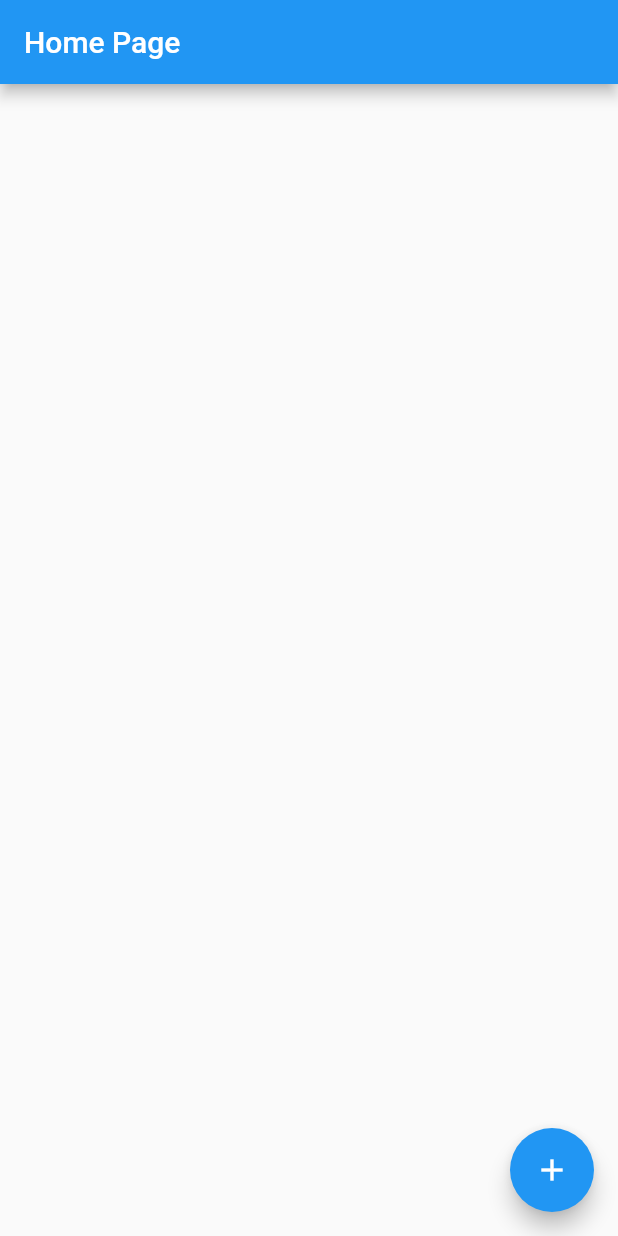
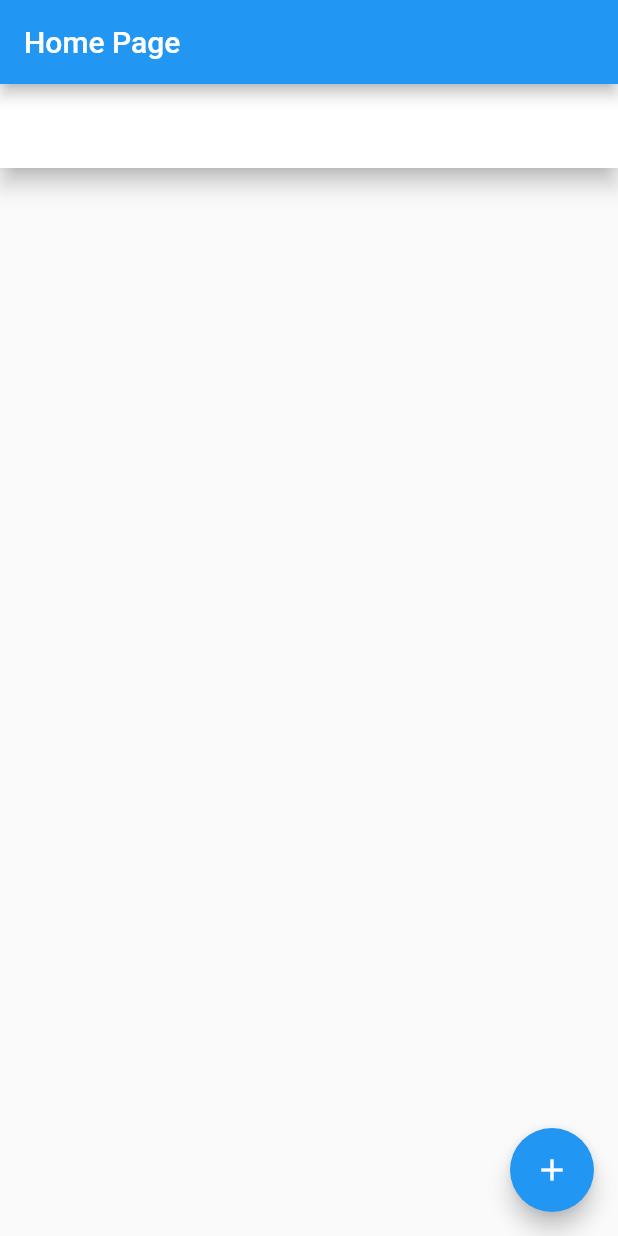
Before and after one commit to BhagyaAriyadasa/provider_learning_project1, a Flutter app: the NewContactView screen opened by its route, after a tap on "Add Contact", on a phone screen of 412 x 824 dp. Run offline on Flutter 3.47's test engine with Material 2 defaults, Android fonts, the phone set to English and light mode, and no system bars.

Commit message:
complete v1

```diff
--- a/lib/main.dart
+++ b/lib/main.dart
@@ -1,5 +1,6 @@
 
 import 'package:flutter/material.dart';
+import 'package:uuid/uuid.dart';
 
 void main(){
   runApp(
@@ -18,28 +19,38 @@
 }
 
 class Contact{
+  final String id;
   final String name;
 
-  Contact({required this.name});
+  Contact({
+    required this.name
+  }): id = const Uuid().v4();
 }
 
-class ContactBook{
-  ContactBook._sharedInstance();
+class ContactBook extends ValueNotifier<List<Contact>>{
+  ContactBook._sharedInstance() : super ([]);
   static final ContactBook _shared = ContactBook._sharedInstance();
   factory ContactBook() => _shared;
   final List<Contact> _contacts = [];
-  int get length => _contacts.length;
+  int get length => value.length;
 
   void add({required Contact contact}){
-    _contacts.add(contact);
+    final contacts = value;
+    contacts.add(contact);
+    value = contacts;
+    notifyListeners();
   }
 
   void remove({required Contact contact}){
-    _contacts.remove(contact);
+    final contacts =value;
+    if(contacts.contains(contact)){
+      contacts.remove(contact);
+      notifyListeners();
+    }
   }
 
   Contact? contact({required int atIndex}) =>
-      _contacts.length > atIndex ? _contacts[atIndex] :null;
+      value.length > atIndex ? value[atIndex] :null;
 }
 
 class HomePage extends StatelessWidget {
@@ -47,19 +58,44 @@
 
   @override
   Widget build(BuildContext context){
+    final array1 = ['foo','bar'];
+    final array2 = array1;
+    array2.add('baz');
+    if(array1==array2){
+      print('They are equal');
+    }else{
+      print('They are not equal');
+    }
+
     final contactBook = ContactBook();
     return Scaffold(
       appBar: AppBar(
         title: const Text('Home Page'),
       ),
-      body: ListView.builder(
-          itemCount: contactBook.length,
-          itemBuilder: (context,index){
-            final contact = contactBook.contact(atIndex: index)!;
-            return ListTile(
-              title: Text(contact.name),
-            );
-          },
+      body: ValueListenableBuilder(
+        valueListenable: ContactBook(),
+        builder: (contact, value, child) {
+          final contacts = value as List<Contact>;
+          return ListView.builder(
+            itemCount: contacts.length,
+            itemBuilder: (context,index){
+              final contact = contacts[index];
+              return Dismissible(
+                onDismissed: (direction){
+                  ContactBook().remove(contact: contact);
+                },
+                key: ValueKey(contact.id),
+                child: Material(
+                  color: Colors.white,
+                  elevation: 6.0,
+                  child: ListTile(
+                    title: Text(contact.name),
+                  ),
+                ),
+              );
+            },
+          );
+        },
       ),
       floatingActionButton: FloatingActionButton(
         onPressed: () async{
--- a/pubspec.yaml
+++ b/pubspec.yaml
@@ -34,6 +34,7 @@
   # The following adds the Cupertino Icons font to your application.
   # Use with the CupertinoIcons class for iOS style icons.
   cupertino_icons: ^1.0.2
+  uuid: ^4.1.0
 
 dev_dependencies:
   flutter_test:
```
Also changed, not shown: pubspec.lock.
